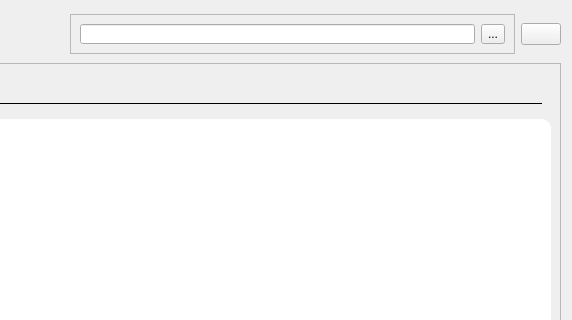
This is frontend/ui/Organization/audit_logs.ui in ziminni/master-route-navigation as Qt 5 draws it before an edit; both pictures show x 628 to 1200 and y 0 to 320 of the 1200 by 800 pixel window. The edited form follows.
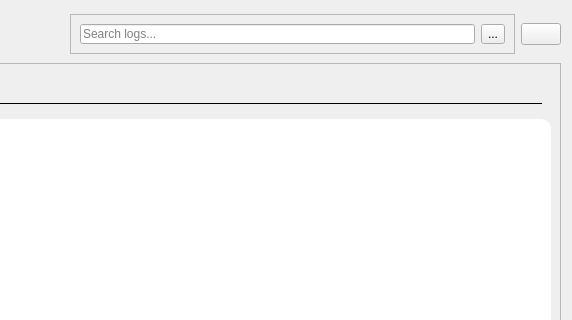
This is the edited form. Icons and pictures are not drawn.

The edit to the form file:
```diff
--- a/frontend/ui/Organization/audit_logs.ui
+++ b/frontend/ui/Organization/audit_logs.ui
@@ -100,7 +100,11 @@
        </property>
        <layout class="QHBoxLayout" name="horizontalLayout_9">
         <item>
-         <widget class="QLineEdit" name="audit_line_edit"/>
+         <widget class="QLineEdit" name="audit_line_edit">
+          <property name="placeholderText">
+           <string>Search logs...</string>
+          </property>
+         </widget>
         </item>
         <item>
          <widget class="QToolButton" name="audit_search_btn">
```
Left out of the diff: 16 changed lines with no effect on the pictures.
